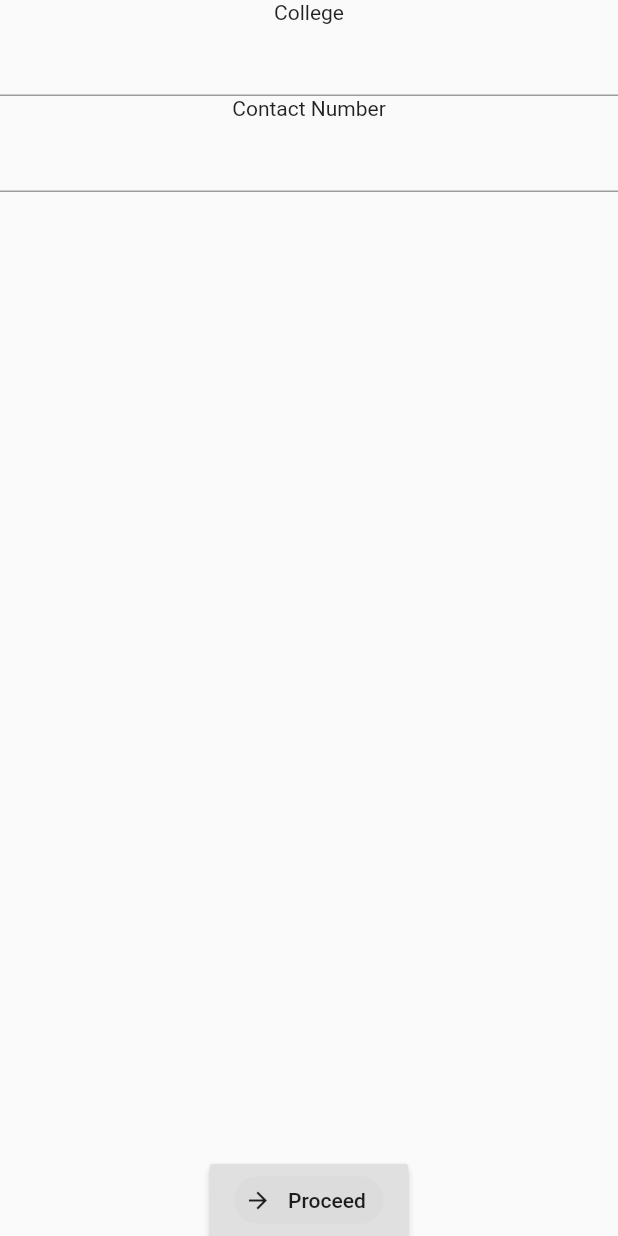
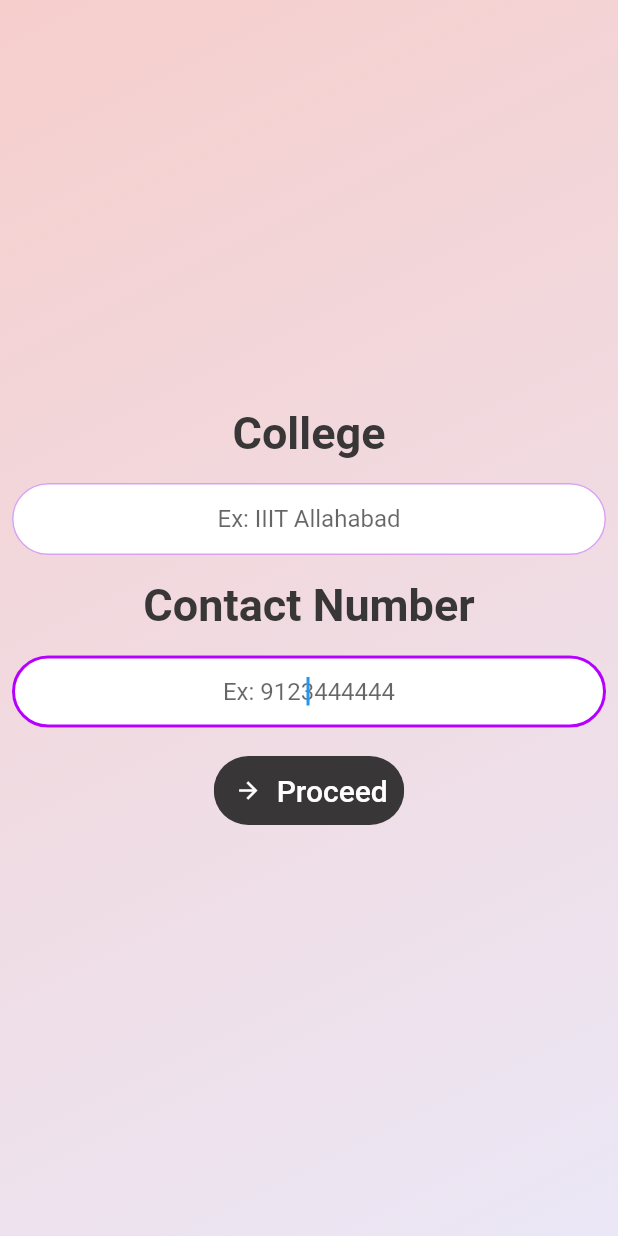
Before and after one commit to Cybertron-Avneesh/EffeCA, a Flutter app: the screen it shows after launch, after a tap on "Sign in with Google", on a phone screen of 412 x 824 dp. Run offline on Flutter 3.47's test engine with Material 2 defaults, Android fonts, the phone set to English and light mode, and no system bars; our stand-ins replace carousel_slider, cloud_firestore, eva_icons_flutter, firebase_auth, firebase_storage, flutter_svg and 5 more; accounts and stored records are empty; network calls fail.

Commit message:
Details screen UI improved

```diff
--- a/lib/Utils/constants.dart
+++ b/lib/Utils/constants.dart
@@ -19,7 +19,24 @@ Color kLightPurple = Color(0xffD9A2EF);
 Color kSkin = Color(0xffF6Cecc);
 Color kWhite = Color(0xffEBE7F6);
 Color kShadow = Color(0xccB600FF);
+Color kDarkPurple=Color(0xff383637);
 List<Color> kBgGradient = [
   kSkin,
   kWhite,
 ];
+const kTextFieldDecoration = InputDecoration(
+  filled: true,
+  fillColor: Colors.white,
+  contentPadding: EdgeInsets.symmetric(vertical: 10.0, horizontal: 20.0),
+  border: OutlineInputBorder(
+    borderRadius: BorderRadius.all(Radius.circular(32.0)),
+  ),
+  enabledBorder: OutlineInputBorder(
+    borderSide: BorderSide(color: Color(0xffD9A2EF), width: 1.0),
+    borderRadius: BorderRadius.all(Radius.circular(32.0)),
+  ),
+  focusedBorder: OutlineInputBorder(
+    borderSide: BorderSide(color: Color(0xffB600FF), width: 2.0),
+    borderRadius: BorderRadius.all(Radius.circular(32.0)),
+  ),
+);
--- a/lib/screens/college_phonedetail.dart
+++ b/lib/screens/college_phonedetail.dart
@@ -1,10 +1,13 @@
 import 'package:EffeCA/components/navigationDrawer.dart';
 import 'package:cloud_firestore/cloud_firestore.dart';
+import 'package:flutter/cupertino.dart';
 import 'package:flutter/material.dart';
+import 'package:EffeCA/Utils/constants.dart';
+import 'package:fluttertoast/fluttertoast.dart';
 
 final _fireStoreLB = Firestore.instance.collection('Leaderboard');
-String contactNumber;
-String college;
+String contactNumber = '';
+String college = '';
 
 class CollegePhoneDetail extends StatefulWidget {
   CollegePhoneDetail({this.uid});
@@ -20,48 +23,110 @@ class _CollegePhoneDetailState extends State<CollegePhoneDetail> {
     return MaterialApp(
       home: Scaffold(
           body: Container(
+          decoration: BoxDecoration(
+          gradient: LinearGradient(
+            begin: Alignment.topLeft,
+            end: Alignment.bottomRight,
+            colors: kBgGradient,
+          ),
+        ),
           child: Column(
             mainAxisAlignment: MainAxisAlignment.center,
             crossAxisAlignment: CrossAxisAlignment.center,
             children: <Widget>[
-          Text('College'),
-          TextField(
+              Padding(
+                padding: const EdgeInsets.all(8.0),
+                child: Text('College',
+                  style: TextStyle(
+                      fontWeight: FontWeight.w700,
+                      fontSize: 30,
+                      color: kDarkPurple
+                  ),),
+              ),
+              Padding(
+                padding: const EdgeInsets.all(8.0),
+                child: TextField(
+                  decoration: kTextFieldDecoration.copyWith(
+                      hintText: 'Ex: IIIT Allahabad'),
                   keyboardType: TextInputType.multiline,
+                  textAlign: TextAlign.center,
                   onChanged: (value) {
                     college = value;
                   },
                 ),
-          Text('Contact Number'),
-          TextField(
-            keyboardType:
-                TextInputType.numberWithOptions(signed: false, decimal: false),
+              ),
+              Padding(
+                padding: const EdgeInsets.all(8.0),
+                child: Text('Contact Number',
+                style: TextStyle(
+                  fontWeight: FontWeight.w700,
+                  fontSize: 30,
+                  color: kDarkPurple
+                ),
+                ),
+              ),
+              Padding(
+                padding: const EdgeInsets.all(8.0),
+                child: TextField(
+                  autofocus: true,
+                  textAlign: TextAlign.center,
+                  decoration:
+                      kTextFieldDecoration.copyWith(hintText: 'Ex: 9123444444'),
+                  keyboardType: TextInputType.numberWithOptions(
+                      signed: false, decimal: false),
                   onChanged: (value) {
                     contactNumber = value;
                   },
                 ),
-          Spacer(),
-          RaisedButton(
+              ),
+              Padding(
+                padding: const EdgeInsets.all(10.0),
+                child: FlatButton(
+                  color: Colors.transparent,
                   child: Chip(
-              label: Text('Proceed'),
+                    labelPadding: EdgeInsets.only(top: 7,bottom: 7,right:7 ,left: 0),
+                    backgroundColor: kDarkPurple,
+                    label: Text(
+                      'Proceed',
+                      style: TextStyle(color: Colors.white,
+                      fontSize: 20),
+                    ),
                     avatar: Icon(
                       Icons.arrow_forward,
+                      color: Colors.white,
                     ),
                   ),
                   onPressed: () {
-              bool isContactNumberValid = ValidatePhoneNumber(contactNumber);
-              if (isContactNumberValid && college != null) {
-                _fireStoreLB.document(widget.uid.toString()).setData(
-                    {'contactNumber': contactNumber, 'collegeName': college},
-                    merge: true);
-                Navigator.of(context).push(
+                    bool isContactNumberValid =
+                        ValidatePhoneNumber(contactNumber);
+                    if (isContactNumberValid && college.isNotEmpty) {
+                      print(college);
+                      _fireStoreLB.document(widget.uid.toString()).setData({
+                        'contactNumber': contactNumber,
+                        'collegeName': college
+                      }, merge: true);
+                      Navigator.of(context).pushReplacement(
                         MaterialPageRoute(
                           builder: (context) {
                             return MainWidget();
                           },
                         ),
                       );
+                    } else if (!isContactNumberValid && college.isEmpty) {
+                      Fluttertoast.showToast(
+                        msg: 'Enter valid phone number and your college',
+                      );
+                    } else if (!isContactNumberValid) {
+                      Fluttertoast.showToast(
+                        msg: 'Enter valid phone number',
+                      );
+                    } else {
+                      Fluttertoast.showToast(
+                        msg: 'Enter your college',
+                      );
                     }
                   },
+                ),
               )
             ]),
       )),
@@ -70,10 +135,12 @@ class _CollegePhoneDetailState extends State<CollegePhoneDetail> {
 }
 
 bool ValidatePhoneNumber(String contactNumber) {
+  if (contactNumber.isNotEmpty) {
     if (contactNumber.length < 10 ||
         contactNumber.contains(new RegExp(r'[a-z]')) ||
         contactNumber.contains(new RegExp(r'[A-Z]'))) {
       return false;
+    }
   } else if (contactNumber.length >= 10 &&
       contactNumber.contains(new RegExp(r'[0-9]'))) {
     return true;
--- a/lib/screens/firstscreen.dart
+++ b/lib/screens/firstscreen.dart
@@ -89,13 +89,13 @@ class _FirstScreenState extends State<FirstScreen>
                   Text(
 
                     'Hi ${userLoad.name},',
-                    style: TextStyle(color: Color(0xff383637), fontSize: 30,
+                    style: TextStyle(color:kDarkPurple, fontSize: 30,
                     fontWeight: FontWeight.w900),
                   ),
                   Text(
                     'Glad to have you as our campus ambassador ;)',
                     style: TextStyle(
-                      color: Color(0xff383637),
+                      color: kDarkPurple,
                       fontSize: 17
                     ),
                   ),
@@ -140,7 +140,7 @@ class _FirstScreenState extends State<FirstScreen>
 
                       margin: EdgeInsets.only(bottom: 50,right: 20,left: 20,top: 40),
                       shape: RoundedRectangleBorder(borderRadius: BorderRadius.circular(20)),
-                        color: Color(0xff383637),
+                        color: kDarkPurple,
 
                       child: Column(
                         children: <Widget>[
--- a/pubspec.yaml
+++ b/pubspec.yaml
@@ -33,6 +33,7 @@ dependencies:
   shared_preferences: ^0.5.7+2
   flutter_svg: ^0.17.4
   share: ^0.6.4+3
+  fluttertoast: ^4.0.1
 
   eva_icons_flutter: ^2.0.0
   url_launcher: ^5.4.7
```
Lines whose indentation alone changed are shown as unchanged.
